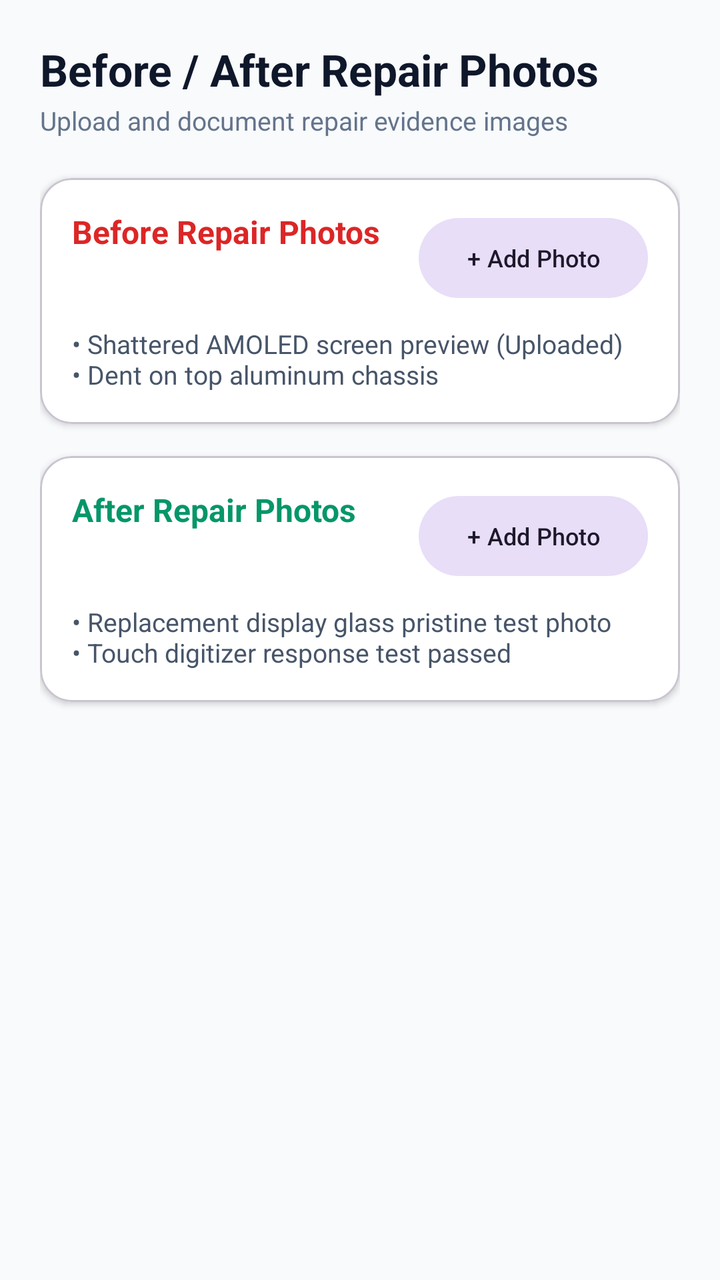
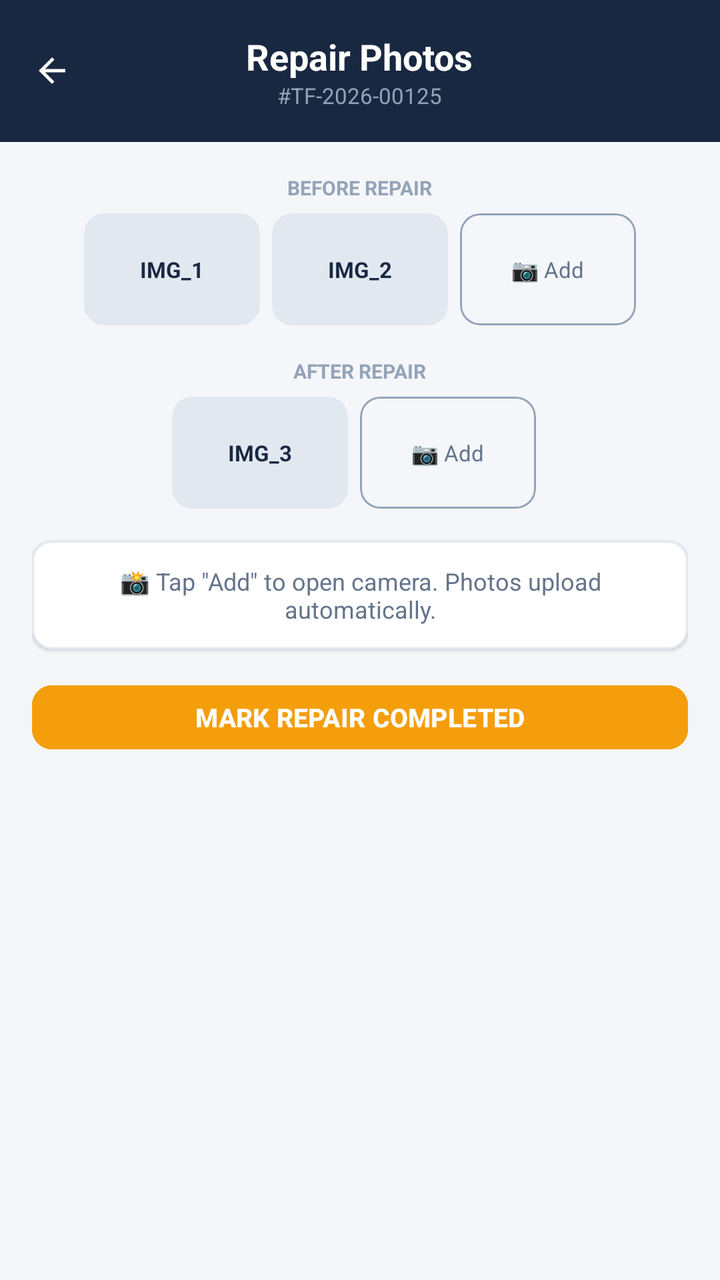

Compare the two renders of this Android layout. The source of the first and the diff that turns it into the second are given below.
<!-- AndroidManifest.xml: application theme Theme.TechFix -->
<!-- res/layout/fragment_tech_repair_gallery.xml -->
<?xml version="1.0" encoding="utf-8"?>
<ScrollView 
    xmlns:android="http://schemas.android.com/apk/res/android"
    xmlns:app="http://schemas.android.com/apk/res-auto"
    android:layout_width="match_parent"
    android:layout_height="match_parent"
    android:fillViewport="true"
    android:background="#F8FAFC">

    <LinearLayout
        android:layout_width="match_parent"
        android:layout_height="wrap_content"
        android:orientation="vertical"
        android:padding="20dp">

        <TextView
            android:layout_width="wrap_content"
            android:layout_height="wrap_content"
            android:text="Before / After Repair Photos"
            android:textSize="22sp"
            android:textStyle="bold"
            android:textColor="#0F172A" />

        <TextView
            android:layout_width="wrap_content"
            android:layout_height="wrap_content"
            android:layout_marginTop="2dp"
            android:text="Upload and document repair evidence images"
            android:textSize="13sp"
            android:textColor="#64748B" />

        
        <com.google.android.material.card.MaterialCardView
            android:layout_width="match_parent"
            android:layout_height="wrap_content"
            android:layout_marginTop="20dp"
            app:cardCornerRadius="16dp"
            app:cardElevation="2dp"
            app:cardBackgroundColor="#FFFFFF">

            <LinearLayout
                android:layout_width="match_parent"
                android:layout_height="wrap_content"
                android:orientation="vertical"
                android:padding="16dp">

                <RelativeLayout
                    android:layout_width="match_parent"
                    android:layout_height="wrap_content">

                    <TextView
                        android:layout_width="wrap_content"
                        android:layout_height="wrap_content"
                        android:text="Before Repair Photos"
                        android:textSize="16sp"
                        android:textStyle="bold"
                        android:textColor="#DC2626" />

                    <com.google.android.material.button.MaterialButton
                        android:id="@+id/btnAddBeforePhoto"
                        style="@style/Widget.Material3.Button.TonalButton"
                        android:layout_width="wrap_content"
                        android:layout_height="wrap_content"
                        android:layout_alignParentEnd="true"
                        android:text="+ Add Photo"
                        android:textSize="12sp" />
                </RelativeLayout>

                <TextView
                    android:id="@+id/tvBeforePhotosList"
                    android:layout_width="match_parent"
                    android:layout_height="wrap_content"
                    android:layout_marginTop="10dp"
                    android:text="• Shattered AMOLED screen preview (Uploaded)\n• Dent on top aluminum chassis"
                    android:textSize="13sp"
                    android:textColor="#475569" />
            </LinearLayout>
        </com.google.android.material.card.MaterialCardView>

        
        <com.google.android.material.card.MaterialCardView
            android:layout_width="match_parent"
            android:layout_height="wrap_content"
            android:layout_marginTop="16dp"
            app:cardCornerRadius="16dp"
            app:cardElevation="2dp"
            app:cardBackgroundColor="#FFFFFF">

            <LinearLayout
                android:layout_width="match_parent"
                android:layout_height="wrap_content"
                android:orientation="vertical"
                android:padding="16dp">

                <RelativeLayout
                    android:layout_width="match_parent"
                    android:layout_height="wrap_content">

                    <TextView
                        android:layout_width="wrap_content"
                        android:layout_height="wrap_content"
                        android:text="After Repair Photos"
                        android:textSize="16sp"
                        android:textStyle="bold"
                        android:textColor="#059669" />

                    <com.google.android.material.button.MaterialButton
                        android:id="@+id/btnAddAfterPhoto"
                        style="@style/Widget.Material3.Button.TonalButton"
                        android:layout_width="wrap_content"
                        android:layout_height="wrap_content"
                        android:layout_alignParentEnd="true"
                        android:text="+ Add Photo"
                        android:textSize="12sp" />
                </RelativeLayout>

                <TextView
                    android:id="@+id/tvAfterPhotosList"
                    android:layout_width="match_parent"
                    android:layout_height="wrap_content"
                    android:layout_marginTop="10dp"
                    android:text="• Replacement display glass pristine test photo\n• Touch digitizer response test passed"
                    android:textSize="13sp"
                    android:textColor="#475569" />
            </LinearLayout>
        </com.google.android.material.card.MaterialCardView>

    </LinearLayout>

</ScrollView>
<!-- resources referenced by this layout -->
<resources>
  <style name="Theme.TechFix" parent="Base.Theme.TechFix" />
  <style name="Base.Theme.TechFix" parent="Theme.Material3.DayNight.NoActionBar">
          
          
      </style>
</resources>

<!-- the commit's change to res/layout/fragment_tech_repair_gallery.xml (unified diff, before → after) -->
@@ -1,130 +1,238 @@
 <?xml version="1.0" encoding="utf-8"?>
-<ScrollView 
+<LinearLayout 
     xmlns:android="http://schemas.android.com/apk/res/android"
     xmlns:app="http://schemas.android.com/apk/res-auto"
     android:layout_width="match_parent"
     android:layout_height="match_parent"
-    android:fillViewport="true"
-    android:background="#F8FAFC">
-
-    <LinearLayout
+    android:orientation="vertical"
+    android:background="@color/bg_app">
+
+    
+    <RelativeLayout
         android:layout_width="match_parent"
         android:layout_height="wrap_content"
-        android:orientation="vertical"
-        android:padding="20dp">
-
-        <TextView
+        android:background="@color/navy_header"
+        android:paddingHorizontal="16dp"
+        android:paddingTop="18dp"
+        android:paddingBottom="14dp">
+
+        <ImageView
+            android:id="@+id/btnBack"
+            android:layout_width="20dp"
+            android:layout_height="20dp"
+            android:layout_alignParentStart="true"
+            android:layout_centerVertical="true"
+            android:src="@drawable/ic_arrow_back"
+            app:tint="@color/white" />
+
+        <LinearLayout
             android:layout_width="wrap_content"
             android:layout_height="wrap_content"
-            android:text="Before / After Repair Photos"
-            android:textSize="22sp"
-            android:textStyle="bold"
-            android:textColor="#0F172A" />
-
-        <TextView
-            android:layout_width="wrap_content"
-            android:layout_height="wrap_content"
-            android:layout_marginTop="2dp"
-            android:text="Upload and document repair evidence images"
-            android:textSize="13sp"
-            android:textColor="#64748B" />
-
-        
-        <com.google.android.material.card.MaterialCardView
+            android:layout_centerInParent="true"
+            android:gravity="center"
+            android:orientation="vertical">
+
+            <TextView
+                android:layout_width="wrap_content"
+                android:layout_height="wrap_content"
+                android:text="Repair Photos"
+                android:textSize="18sp"
+                android:textStyle="bold"
+                android:textColor="@color/white" />
+
+            <TextView
+                android:id="@+id/tvGallerySubtitle"
+                android:layout_width="wrap_content"
+                android:layout_height="wrap_content"
+                android:text="#TF-2026-00125"
+                android:textSize="11sp"
+                android:textColor="@color/navy_header_sub" />
+        </LinearLayout>
+    </RelativeLayout>
+
+    <ScrollView
+        android:layout_width="match_parent"
+        android:layout_height="0dp"
+        android:layout_weight="1">
+
+        <LinearLayout
             android:layout_width="match_parent"
             android:layout_height="wrap_content"
-            android:layout_marginTop="20dp"
-            app:cardCornerRadius="16dp"
-            app:cardElevation="2dp"
-            app:cardBackgroundColor="#FFFFFF">
+            android:orientation="vertical"
+            android:padding="16dp">
+
+            
+            <TextView
+                android:layout_width="wrap_content"
+                android:layout_height="wrap_content"
+                android:layout_gravity="center_horizontal"
+                android:text="BEFORE REPAIR"
+                android:textSize="10sp"
+                android:textStyle="bold"
+                android:textColor="@color/text_muted" />
 
             <LinearLayout
                 android:layout_width="match_parent"
                 android:layout_height="wrap_content"
-                android:orientation="vertical"
-                android:padding="16dp">
-
-                <RelativeLayout
-                    android:layout_width="match_parent"
-                    android:layout_height="wrap_content">
-
-                    <TextView
-                        android:layout_width="wrap_content"
-                        android:layout_height="wrap_content"
-                        android:text="Before Repair Photos"
-                        android:textSize="16sp"
+                android:orientation="horizontal"
+                android:layout_marginTop="6dp"
+                android:gravity="center_horizontal">
+
+                <com.google.android.material.card.MaterialCardView
+                    android:layout_width="88dp"
+                    android:layout_height="56dp"
+                    android:layout_marginEnd="6dp"
+                    app:cardCornerRadius="10dp"
+                    app:cardElevation="0dp"
+                    app:strokeWidth="0dp"
+                    app:cardBackgroundColor="#E2E8F0">
+
+                    <TextView
+                        android:layout_width="wrap_content"
+                        android:layout_height="wrap_content"
+                        android:layout_gravity="center"
+                        android:text="IMG_1"
+                        android:textSize="11sp"
                         android:textStyle="bold"
-                        android:textColor="#DC2626" />
-
-                    <com.google.android.material.button.MaterialButton
-                        android:id="@+id/btnAddBeforePhoto"
-                        style="@style/Widget.Material3.Button.TonalButton"
-                        android:layout_width="wrap_content"
-                        android:layout_height="wrap_content"
-                        android:layout_alignParentEnd="true"
-                        android:text="+ Add Photo"
-                        android:textSize="12sp" />
-                </RelativeLayout>
+                        android:textColor="@color/navy_header" />
+                </com.google.android.material.card.MaterialCardView>
+
+                <com.google.android.material.card.MaterialCardView
+                    android:layout_width="88dp"
+                    android:layout_height="56dp"
+                    android:layout_marginEnd="6dp"
+                    app:cardCornerRadius="10dp"
+                    app:cardElevation="0dp"
+                    app:strokeWidth="0dp"
+                    app:cardBackgroundColor="#E2E8F0">
+
+                    <TextView
+                        android:layout_width="wrap_content"
+                        android:layout_height="wrap_content"
+                        android:layout_gravity="center"
+                        android:text="IMG_2"
+                        android:textSize="11sp"
+                        android:textStyle="bold"
+                        android:textColor="@color/navy_header" />
+                </com.google.android.material.card.MaterialCardView>
+
+                <com.google.android.material.card.MaterialCardView
+                    android:id="@+id/btnAddBeforePhoto"
+                    android:layout_width="88dp"
+                    android:layout_height="56dp"
+                    app:cardCornerRadius="10dp"
+                    app:cardElevation="0dp"
+                    app:strokeColor="@color/navy_header_sub"
+                    app:strokeWidth="1dp"
+                    app:cardBackgroundColor="@color/bg_app">
+
+                    <TextView
+                        android:layout_width="wrap_content"
+                        android:layout_height="wrap_content"
+                        android:layout_gravity="center"
+                        android:text="📷 Add"
+                        android:textSize="11sp"
+                        android:textColor="@color/text_secondary" />
+                </com.google.android.material.card.MaterialCardView>
+            </LinearLayout>
+
+            <TextView android:id="@+id/tvBeforePhotosList" android:layout_width="match_parent" android:layout_height="wrap_content" android:visibility="gone" />
+
+            
+            <TextView
+                android:layout_width="wrap_content"
+                android:layout_height="wrap_content"
+                android:layout_gravity="center_horizontal"
+                android:layout_marginTop="16dp"
+                android:text="AFTER REPAIR"
+                android:textSize="10sp"
+                android:textStyle="bold"
+                android:textColor="@color/text_muted" />
+
+            <LinearLayout
+                android:layout_width="match_parent"
+                android:layout_height="wrap_content"
+                android:orientation="horizontal"
+                android:layout_marginTop="6dp"
+                android:gravity="center_horizontal">
+
+                <com.google.android.material.card.MaterialCardView
+                    android:layout_width="88dp"
+                    android:layout_height="56dp"
+                    android:layout_marginEnd="6dp"
+                    app:cardCornerRadius="10dp"
+                    app:cardElevation="0dp"
+                    app:strokeWidth="0dp"
+                    app:cardBackgroundColor="#E2E8F0">
+
+                    <TextView
+                        android:layout_width="wrap_content"
+                        android:layout_height="wrap_content"
+                        android:layout_gravity="center"
+                        android:text="IMG_3"
+                        android:textSize="11sp"
+                        android:textStyle="bold"
+                        android:textColor="@color/navy_header" />
+                </com.google.android.material.card.MaterialCardView>
+
+                <com.google.android.material.card.MaterialCardView
+                    android:id="@+id/btnAddAfterPhoto"
+                    android:layout_width="88dp"
+                    android:layout_height="56dp"
+                    android:layout_marginEnd="6dp"
+                    app:cardCornerRadius="10dp"
+                    app:cardElevation="0dp"
+                    app:strokeColor="@color/navy_header_sub"
+                    app:strokeWidth="1dp"
+                    app:cardBackgroundColor="@color/bg_app">
+
+                    <TextView
+                        android:layout_width="wrap_content"
+                        android:layout_height="wrap_content"
+                        android:layout_gravity="center"
+                        android:text="📷 Add"
+                        android:textSize="11sp"
+                        android:textColor="@color/text_secondary" />
+                </com.google.android.material.card.MaterialCardView>
+            </LinearLayout>
+
+            <TextView android:id="@+id/tvAfterPhotosList" android:layout_width="match_parent" android:layout_height="wrap_content" android:visibility="gone" />
+
+            
+            <com.google.android.material.card.MaterialCardView
+                android:layout_width="match_parent"
+                android:layout_height="wrap_content"
+                android:layout_marginTop="16dp"
+                app:cardCornerRadius="10dp"
+                app:cardElevation="1dp"
+                app:strokeColor="@color/divider_color"
+                app:strokeWidth="1dp"
+                app:cardBackgroundColor="@color/card_bg">
 
                 <TextView
-                    android:id="@+id/tvBeforePhotosList"
                     android:layout_width="match_parent"
                     android:layout_height="wrap_content"
-                    android:layout_marginTop="10dp"
-                    android:text="• Shattered AMOLED screen preview (Uploaded)\n• Dent on top aluminum chassis"
-                    android:textSize="13sp"
-                    android:textColor="#475569" />
-            </LinearLayout>
-        </com.google.android.material.card.MaterialCardView>
-
-        
-        <com.google.android.material.card.MaterialCardView
-            android:layout_width="match_parent"
-            android:layout_height="wrap_content"
-            android:layout_marginTop="16dp"
-            app:cardCornerRadius="16dp"
-            app:cardElevation="2dp"
-            app:cardBackgroundColor="#FFFFFF">
-
-            <LinearLayout
-                android:layout_width="match_parent"
-                android:layout_height="wrap_content"
-                android:orientation="vertical"
-                android:padding="16dp">
-
-                <RelativeLayout
-                    android:layout_width="match_parent"
-                    android:layout_height="wrap_content">
-
-                    <TextView
-                        android:layout_width="wrap_content"
-                        android:layout_height="wrap_content"
-                        android:text="After Repair Photos"
-                        android:textSize="16sp"
-                        android:textStyle="bold"
-                        android:textColor="#059669" />
-
-                    <com.google.android.material.button.MaterialButton
-                        android:id="@+id/btnAddAfterPhoto"
-                        style="@style/Widget.Material3.Button.TonalButton"
-                        android:layout_width="wrap_content"
-                        android:layout_height="wrap_content"
-                        android:layout_alignParentEnd="true"
-                        android:text="+ Add Photo"
-                        android:textSize="12sp" />
-                </RelativeLayout>
-
-                <TextView
-                    android:id="@+id/tvAfterPhotosList"
-                    android:layout_width="match_parent"
-                    android:layout_height="wrap_content"
-                    android:layout_marginTop="10dp"
-                    android:text="• Replacement display glass pristine test photo\n• Touch digitizer response test passed"
-                    android:textSize="13sp"
-                    android:textColor="#475569" />
-            </LinearLayout>
-        </com.google.android.material.card.MaterialCardView>
-
-    </LinearLayout>
-
-</ScrollView>
+                    android:padding="12dp"
+                    android:gravity="center"
+                    android:text="📸 Tap &quot;Add&quot; to open camera. Photos upload automatically."
+                    android:textSize="12sp"
+                    android:textColor="@color/text_secondary" />
+            </com.google.android.material.card.MaterialCardView>
+
+            
+            <com.google.android.material.button.MaterialButton
+                android:id="@+id/btnMarkCompleted"
+                android:layout_width="match_parent"
+                android:layout_height="40dp"
+                android:layout_marginTop="14dp"
+                android:text="MARK REPAIR COMPLETED"
+                android:textSize="13sp"
+                android:textStyle="bold"
+                android:textColor="@color/white"
+                android:backgroundTint="@color/accent_amber"
+                app:cornerRadius="10dp" />
+
+        </LinearLayout>
+    </ScrollView>
+
+</LinearLayout>
<!-- resource entries referenced after the edit -->
@@ -1,9 +1,33 @@
 <!-- resources referenced by this layout -->
 <resources>
+  <color name="accent_amber">#F59E0B</color>
+  <color name="bg_app">#F4F6F9</color>
+  <color name="card_bg">#FFFFFF</color>
+  <color name="divider_color">#E2E8F0</color>
+  <color name="navy_header">#192841</color>
+  <color name="navy_header_sub">#94A3B8</color>
+  <color name="text_muted">#94A3B8</color>
+  <color name="text_secondary">#64748B</color>
+  <color name="white">#FFFFFFFF</color>
+  <!-- drawable ic_arrow_back (drawable) -->
+  <vector xmlns:android="http://schemas.android.com/apk/res/android"
+      android:width="24dp"
+      android:height="24dp"
+      android:viewportWidth="24"
+      android:viewportHeight="24">
+    <path
+        android:fillColor="#FFFFFF"
+        android:pathData="M20,11H7.83l5.59,-5.59L12,4l-8,8 8,8 1.41,-1.41L7.83,13H20v-2z"/>
+  </vector>
   <style name="Theme.TechFix" parent="Base.Theme.TechFix" />
   <style name="Base.Theme.TechFix" parent="Theme.Material3.DayNight.NoActionBar">
           
-          
+          <item name="colorPrimary">@color/accent_amber</item>
+          <item name="colorOnPrimary">@color/white</item>
+          <item name="colorPrimaryContainer">@color/navy_header</item>
+          <item name="colorOnPrimaryContainer">@color/white</item>
+          <item name="android:windowBackground">@color/bg_app</item>
+          <item name="android:statusBarColor">@color/navy_header</item>
       </style>
 </resources>
 
